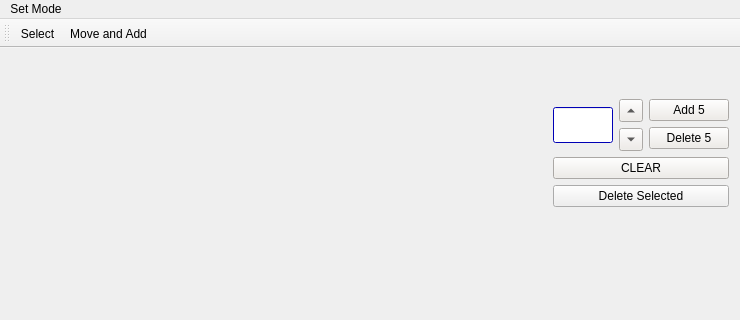
Before: the Qt Designer form GUI Code/BlockTrial2/mainwindow.ui in sonderswag/Modular-LED-HRI-, drawn with Qt 5; both pictures show x 0 to 740 and y 0 to 320 of the 740 by 460 pixel window.
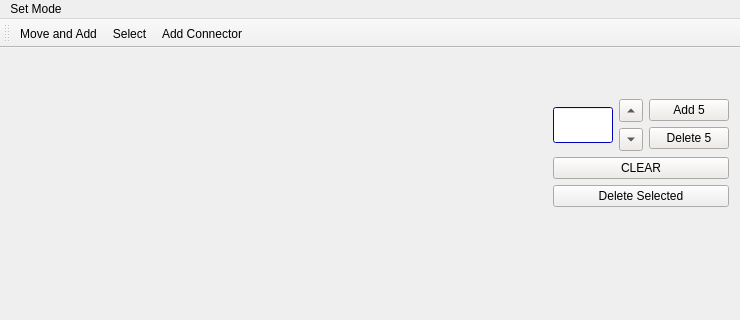
After: the same form once the commit is applied. Icons and pictures are not drawn.

Commit message: GUI Icons can now be selected and unselected. made seperate function for selected

Diff of the .ui file:
```diff
--- a/GUI Code/BlockTrial2/mainwindow.ui
+++ b/GUI Code/BlockTrial2/mainwindow.ui
@@ -3158,8 +3158,9 @@
    <attribute name="toolBarBreak">
     <bool>false</bool>
    </attribute>
-   <addaction name="actionSelect_Mode"/>
    <addaction name="actionMove_and_Add_Mode"/>
+   <addaction name="actionSelect_Mode"/>
+   <addaction name="actionAdd_Connector"/>
   </widget>
   <widget class="QStatusBar" name="statusBar"/>
   <action name="actionSelect_Mode">
@@ -3186,6 +3187,18 @@
     <string>Move and Add</string>
    </property>
   </action>
+  <action name="actionAdd_Connector">
+   <property name="checkable">
+    <bool>true</bool>
+   </property>
+   <property name="icon">
+    <iconset resource="draggableicons.qrc">
+     <normaloff>:/images/addBarIcon.png</normaloff>:/images/addBarIcon.png</iconset>
+   </property>
+   <property name="text">
+    <string>Add Connector</string>
+   </property>
+  </action>
  </widget>
  <layoutdefault spacing="6" margin="11"/>
  <resources>
```
Left out of the diff: 1 changed line with no effect on the pictures. The commit also changes 5 other files.
